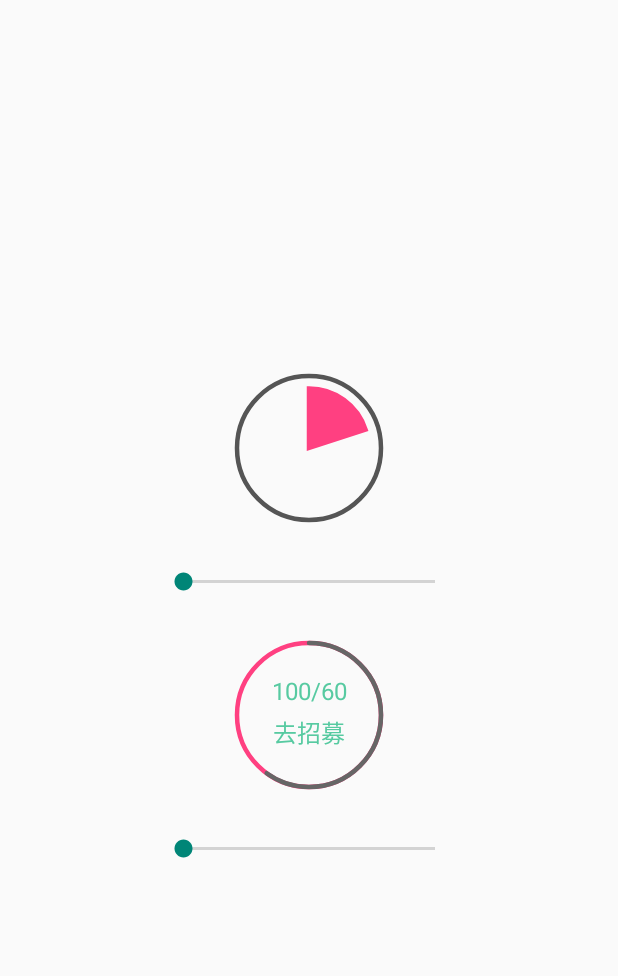
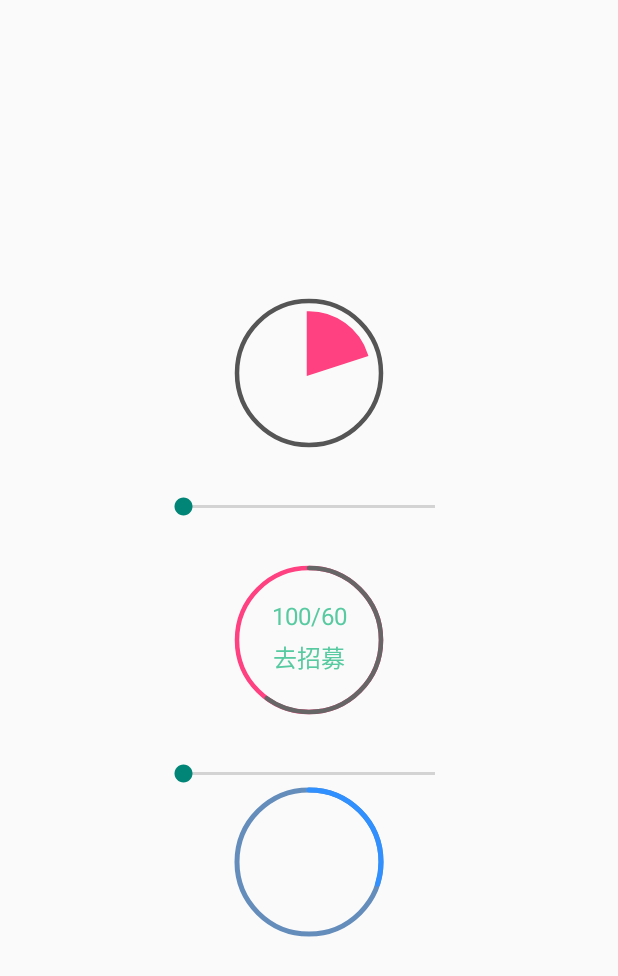
Before and after one commit to ALguojian/RoundProgressBar, an Android app: the screen it shows after launch (MainActivity), on a phone screen of 412 x 824 dp. Shown: the top 976 px of the screen. Run offline under Robolectric (Android 15) with nearby library versions, the phone set to English and light mode, and no system bars.

Commit message:
升级版本1.3

```diff
--- a/app/src/main/java/com/guojian/roundprogressbar/MainActivity.java
+++ b/app/src/main/java/com/guojian/roundprogressbar/MainActivity.java
@@ -1,5 +1,6 @@
 package com.guojian.roundprogressbar;
 
+import android.graphics.Color;
 import android.os.Bundle;
 import android.support.v7.app.AppCompatActivity;
 import android.widget.SeekBar;
@@ -10,6 +11,7 @@ public class MainActivity extends AppCompatActivity {
 
     protected RoundProgressBar progressBar1;
     protected RoundProgressBar progressBar2;
+    protected RoundProgressBar progressBar3;
     protected SeekBar seekBarOne;
     protected SeekBar seekBarTwo;
 
@@ -27,6 +29,16 @@ public class MainActivity extends AppCompatActivity {
     private void initView() {
         progressBar1 = (RoundProgressBar) findViewById(R.id.progress_bar_1);
         progressBar2 = (RoundProgressBar) findViewById(R.id.progress_bar_2);
+        progressBar3 = (RoundProgressBar) findViewById(R.id.asd);
+
+        progressBar3.setRoundColor(Color.parseColor("#648dbc"));
+
+        progressBar3.setRoungProgressColor(Color.parseColor("#3090FF"));
+
+        progressBar3.setMaxLong(100);
+
+        progressBar3.setProgress(30);
+
         seekBarOne = (SeekBar) findViewById(R.id.seekBar_one);
         seekBarTwo = (SeekBar) findViewById(R.id.seekBar_two);
         seekBarOne.setOnSeekBarChangeListener(new SeekBar.OnSeekBarChangeListener() {
--- a/app/src/main/res/layout/activity_main.xml
+++ b/app/src/main/res/layout/activity_main.xml
@@ -59,4 +59,11 @@
         android:max="100" />
 
 
+
+    <com.guojian.library.RoundProgressBar
+       android:id="@+id/asd"
+        android:layout_width="wrap_content"
+        android:layout_height="wrap_content" />
+
+
 </LinearLayout>
--- a/library/src/main/java/com/guojian/library/RoundProgressBar.java
+++ b/library/src/main/java/com/guojian/library/RoundProgressBar.java
@@ -97,7 +97,8 @@ public class RoundProgressBar extends View {
         radius = (int) (center - roundWidth / 2);
 
         drawCircle(canvas); //绘制外层圆环
-        drawText(canvas);//绘制文本内容
+        if (textShow)
+            drawText(canvas);//绘制文本内容
         drawProgressBar(canvas);
 
     }
@@ -320,7 +321,7 @@ public class RoundProgressBar extends View {
 
         float textWidth = paint.measureText(textName);
         //绘制文本 会根据设置的是否显示文本的属性&是否是Stroke的样式进行判断
-        if (textShow && style == STROKE)
+        if (style == STROKE)
             canvas.drawText(textName, center - textWidth / 2, center + margeSize + paint.getTextSize() / 2, paint);
 
 
@@ -330,7 +331,7 @@ public class RoundProgressBar extends View {
 
 
         //绘制文本 会根据设置的是否显示文本的属性&是否是Stroke的样式进行判断
-        if (textShow && percent != 0 && style == STROKE)
+        if (style == STROKE)
             canvas.drawText(percent + "/" + maxLong, center - textWidth2 / 2, center - margeSize, paint);
 
     }
```
